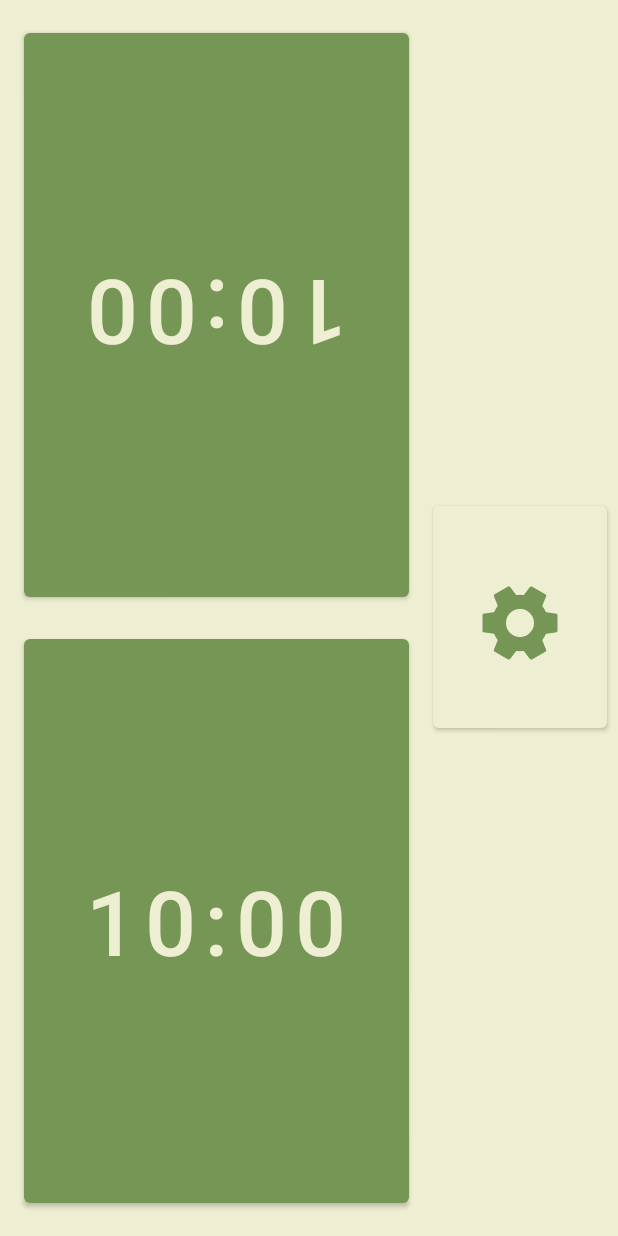
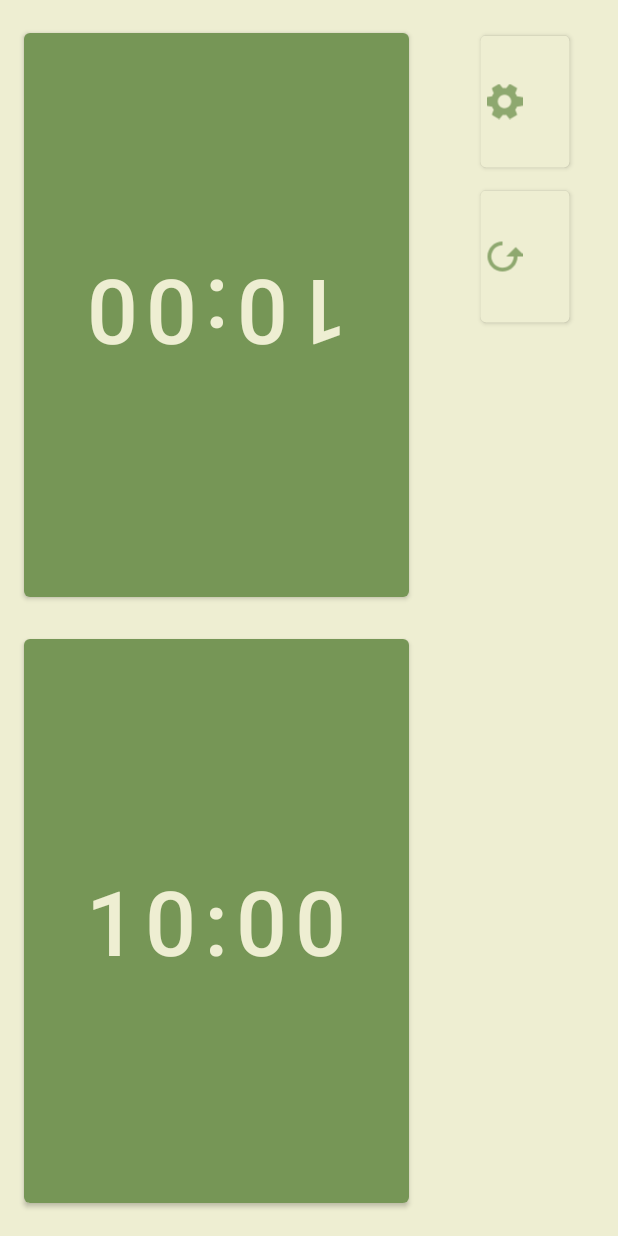
Before and after one commit to MarcinGruchala/chess-clock-mobile-aplication, an Android app: the screen it shows after launch (MainActivity), on a phone screen of 412 x 824 dp. Run offline under Robolectric (Android 15) with nearby library versions, the phone set to English and light mode, and no system bars.

Commit message:
Implemented clock restart functionality

```diff
--- a/app/src/main/java/com/example/chess_clock/ChessClock.kt
+++ b/app/src/main/java/com/example/chess_clock/ChessClock.kt
@@ -34,7 +34,17 @@
     fun updateWithSettings(){
         gameTime = Settings.getGameTime()
         gameTimeIncrement = Settings.getGameTimeIncrement()
+        whiteTime = gameTime
+        blackTime = gameTime
     }
+
+    fun  restartClock(){
+        countDownTimer!!.cancel()
+        updateWithSettings()
+        playerTurn = Player.Black
+        isOn = false
+    }
+
 
     private fun startClocks(){
         when(playerTurn){
--- a/app/src/main/java/com/example/chess_clock/MainActivity.kt
+++ b/app/src/main/java/com/example/chess_clock/MainActivity.kt
@@ -35,13 +35,17 @@
 
         chessClock.updateWithSettings()
 
-        binding.btnTime1.text = "${Time.toTime(chessClock.gameTime).getString(Time.MINUTES)}:${Time.toTime(chessClock.gameTime).getString(Time.SECONDS)}"
-        binding.btnTime2.text = "${Time.toTime(chessClock.gameTime).getString(Time.MINUTES)}:${Time.toTime(chessClock.gameTime).getString(Time.SECONDS)}"
+        updateClockButtons()
 
         binding.btnSettings.setOnClickListener {
             Intent(this,SettingsActivity::class.java).also {
                 startActivity(it)
             }
+        }
+
+        binding.btnRestart.setOnClickListener {
+            chessClock.restartClock()
+            updateClockButtons()
         }
 
         binding.btnTime1.setOnClickListener {
@@ -62,4 +66,9 @@
             }
         }
     }
+
+    private fun updateClockButtons(){
+        binding.btnTime1.text = "${Time.toTime(chessClock.gameTime).getString(Time.MINUTES)}:${Time.toTime(chessClock.gameTime).getString(Time.SECONDS)}"
+        binding.btnTime2.text = "${Time.toTime(chessClock.gameTime).getString(Time.MINUTES)}:${Time.toTime(chessClock.gameTime).getString(Time.SECONDS)}"
+    }
 }
--- /dev/null
+++ b/app/src/main/res/drawable-anydpi/ic_restart.xml
@@ -0,0 +1,16 @@
+<vector xmlns:android="http://schemas.android.com/apk/res/android"
+    android:width="24dp"
+    android:height="24dp"
+    android:viewportWidth="24"
+    android:viewportHeight="24"
+    android:tint="#769656"
+    android:alpha="0.8">
+  <group android:scaleX="1.25"
+      android:scaleY="1.25"
+      android:translateX="-3"
+      android:translateY="-3">
+    <path
+        android:fillColor="@android:color/white"
+        android:pathData="M12,5V1L7,6l5,5V7c3.31,0 6,2.69 6,6s-2.69,6 -6,6 -6,-2.69 -6,-6H4c0,4.42 3.58,8 8,8s8,-3.58 8,-8 -3.58,-8 -8,-8z"/>
+  </group>
+</vector>
--- /dev/null
+++ b/app/src/main/res/drawable-anydpi/ic_settings_small.xml
@@ -0,0 +1,16 @@
+<vector xmlns:android="http://schemas.android.com/apk/res/android"
+    android:width="24dp"
+    android:height="24dp"
+    android:viewportWidth="24"
+    android:viewportHeight="24"
+    android:tint="#769656"
+    android:alpha="0.8">
+  <group android:scaleX="1.25"
+      android:scaleY="1.25"
+      android:translateX="-3"
+      android:translateY="-3">
+    <path
+        android:fillColor="@android:color/white"
+        android:pathData="M19.14,12.94c0.04,-0.3 0.06,-0.61 0.06,-0.94c0,-0.32 -0.02,-0.64 -0.07,-0.94l2.03,-1.58c0.18,-0.14 0.23,-0.41 0.12,-0.61l-1.92,-3.32c-0.12,-0.22 -0.37,-0.29 -0.59,-0.22l-2.39,0.96c-0.5,-0.38 -1.03,-0.7 -1.62,-0.94L14.4,2.81c-0.04,-0.24 -0.24,-0.41 -0.48,-0.41h-3.84c-0.24,0 -0.43,0.17 -0.47,0.41L9.25,5.35C8.66,5.59 8.12,5.92 7.63,6.29L5.24,5.33c-0.22,-0.08 -0.47,0 -0.59,0.22L2.74,8.87C2.62,9.08 2.66,9.34 2.86,9.48l2.03,1.58C4.84,11.36 4.8,11.69 4.8,12s0.02,0.64 0.07,0.94l-2.03,1.58c-0.18,0.14 -0.23,0.41 -0.12,0.61l1.92,3.32c0.12,0.22 0.37,0.29 0.59,0.22l2.39,-0.96c0.5,0.38 1.03,0.7 1.62,0.94l0.36,2.54c0.05,0.24 0.24,0.41 0.48,0.41h3.84c0.24,0 0.44,-0.17 0.47,-0.41l0.36,-2.54c0.59,-0.24 1.13,-0.56 1.62,-0.94l2.39,0.96c0.22,0.08 0.47,0 0.59,-0.22l1.92,-3.32c0.12,-0.22 0.07,-0.47 -0.12,-0.61L19.14,12.94zM12,15.6c-1.98,0 -3.6,-1.62 -3.6,-3.6s1.62,-3.6 3.6,-3.6s3.6,1.62 3.6,3.6S13.98,15.6 12,15.6z"/>
+  </group>
+</vector>
--- a/app/src/main/res/layout/activity_main.xml
+++ b/app/src/main/res/layout/activity_main.xml
@@ -4,8 +4,8 @@
     xmlns:tools="http://schemas.android.com/tools"
     android:layout_width="match_parent"
     android:layout_height="match_parent"
-    tools:context=".MainActivity"
-    android:background="@color/greenThemeLight">
+    android:background="@color/greenThemeLight"
+    tools:context=".MainActivity">
 
     <Button
         android:id="@+id/btnTime1"
@@ -60,17 +60,30 @@
         android:id="@+id/btnSettings"
         android:layout_width="wrap_content"
         android:layout_height="wrap_content"
-        android:drawableRight="@drawable/ic_settings_dark_foreground"
+        android:layout_marginTop="32dp"
+        android:drawableBottom="@drawable/ic_settings_small"
+        android:drawingCacheQuality="high"
         android:rotation="90"
         android:shadowColor="@color/greenThemeLight"
         app:backgroundTint="@color/greenThemeLight"
         app:iconTint="@color/greenThemeLight"
-        app:layout_constraintBottom_toBottomOf="parent"
         app:layout_constraintEnd_toEndOf="parent"
-        app:layout_constraintHorizontal_bias="0.64"
+        app:layout_constraintHorizontal_bias="0.5"
         app:layout_constraintStart_toStartOf="@+id/guideline2"
-        app:layout_constraintTop_toTopOf="parent"
-        app:layout_constraintVertical_bias="0.499" />
+        app:layout_constraintTop_toTopOf="parent" />
+
+    <Button
+        android:id="@+id/btnRestart"
+        android:layout_width="wrap_content"
+        android:layout_height="wrap_content"
+        android:layout_marginTop="32dp"
+        android:drawableBottom="@drawable/ic_restart"
+        android:rotation="90"
+        android:shadowColor="@color/greenThemeLight"
+        app:backgroundTint="@color/greenThemeLight"
+        app:layout_constraintEnd_toEndOf="parent"
+        app:layout_constraintStart_toStartOf="@+id/guideline2"
+        app:layout_constraintTop_toBottomOf="@+id/btnSettings" />
 
 
 </androidx.constraintlayout.widget.ConstraintLayout>
```
Also changed, not shown: app/src/main/res/drawable-hdpi/ic_restart.png (added), app/src/main/res/drawable-hdpi/ic_settings_small.png (added), app/src/main/res/drawable-mdpi/ic_restart.png (added), app/src/main/res/drawable-mdpi/ic_settings_small.png (added), app/src/main/res/drawable-xhdpi/ic_restart.png (added), app/src/main/res/drawable-xhdpi/ic_settings_small.png (added), app/src/main/res/drawable-xxhdpi/ic_restart.png (added), app/src/main/res/drawable-xxhdpi/ic_settings_small.png (added).
